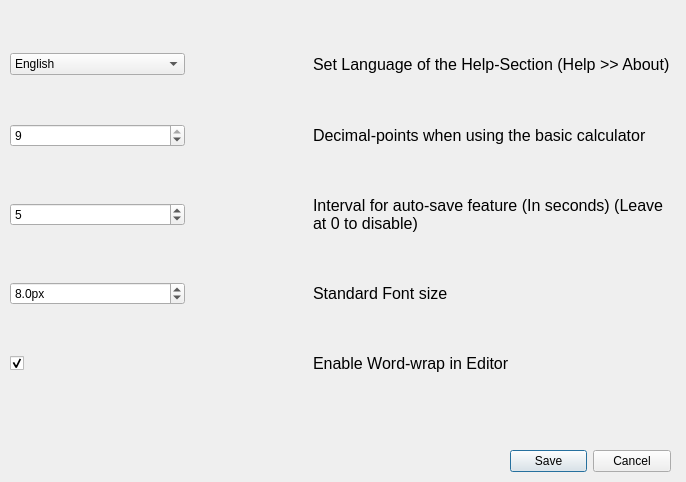
Above: asset/ui/settings.ui from Floerianc/fNotes before the change. Below: the same form after it.
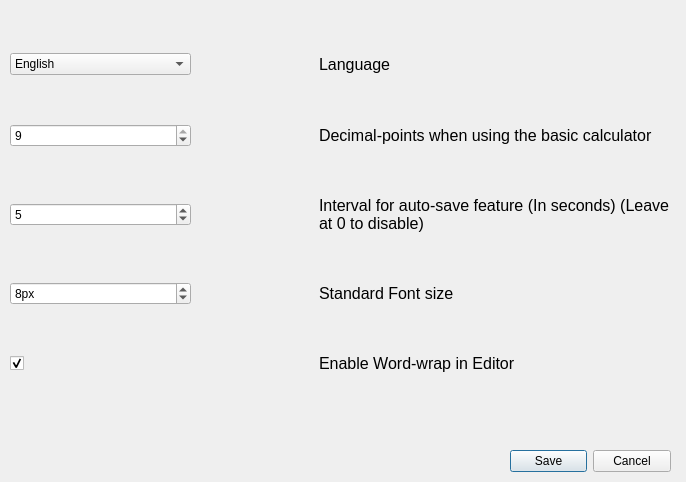
That is the form after the change.

```diff
--- a/asset/ui/settings.ui
+++ b/asset/ui/settings.ui
@@ -88,7 +88,7 @@
        </font>
       </property>
       <property name="text">
-       <string>Set Language of the Help-Section (Help &gt;&gt; About)</string>
+       <string>Language</string>
       </property>
      </widget>
     </item>
@@ -136,25 +136,6 @@
       </property>
      </widget>
     </item>
-    <item row="3" column="0">
-     <widget class="QDoubleSpinBox" name="doubleSpinBox">
-      <property name="suffix">
-       <string>px</string>
-      </property>
-      <property name="decimals">
-       <number>1</number>
-      </property>
-      <property name="minimum">
-       <double>1.000000000000000</double>
-      </property>
-      <property name="maximum">
-       <double>128.000000000000000</double>
-      </property>
-      <property name="value">
-       <double>8.000000000000000</double>
-      </property>
-     </widget>
-    </item>
     <item row="3" column="1">
      <widget class="QLabel" name="settingFontSizeLabel">
       <property name="font">
@@ -170,6 +151,19 @@
       </property>
      </widget>
     </item>
+    <item row="3" column="0">
+     <widget class="QSpinBox" name="spinBox">
+      <property name="suffix">
+       <string>px</string>
+      </property>
+      <property name="minimum">
+       <number>1</number>
+      </property>
+      <property name="value">
+       <number>8</number>
+      </property>
+     </widget>
+    </item>
    </layout>
   </widget>
   <widget class="QDialogButtonBox" name="buttonBox">
```
